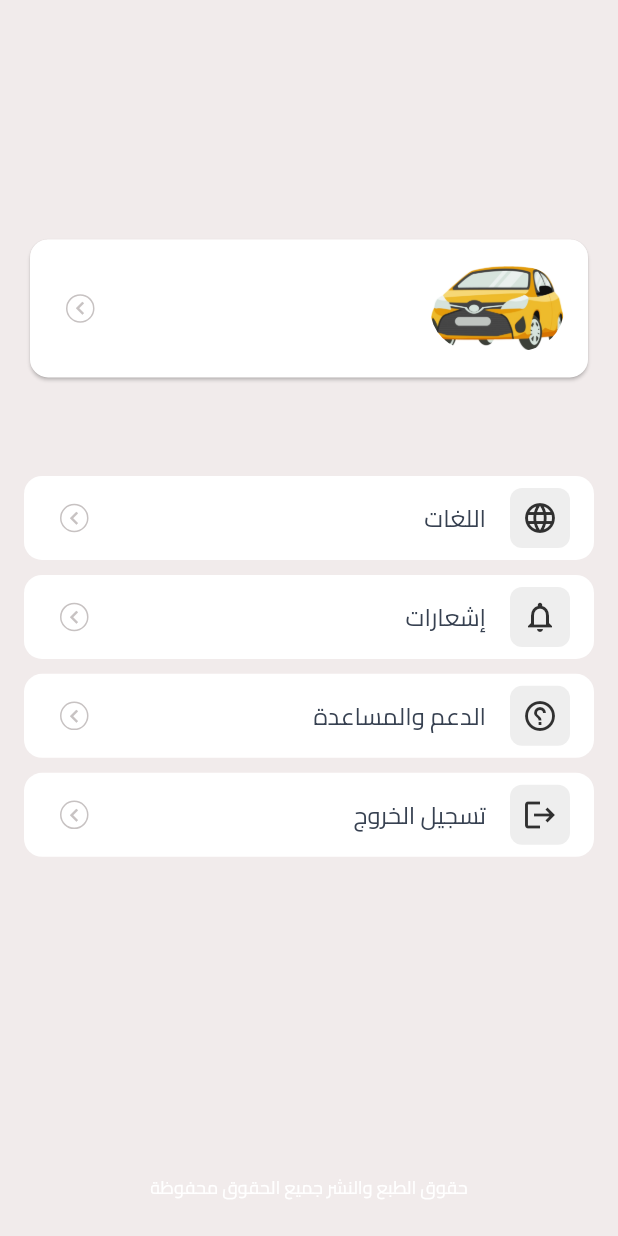
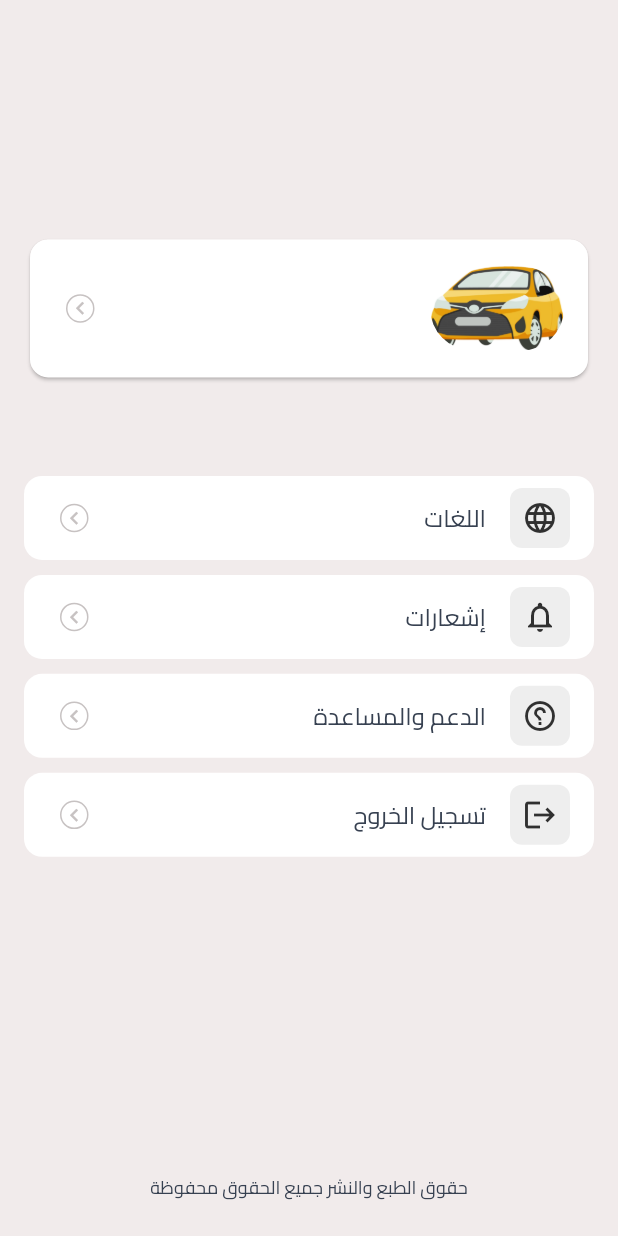
Before and after one commit to AlDali-Ahmad/StarTaxi_v2_customer, a Flutter app: the ProfileScreen screen opened directly, on a phone screen of 412 x 824 dp. Run offline on Flutter 3.47's test engine with Material 3 defaults, Android fonts, the phone set to English and light mode, and no system bars; our stand-ins replace audioplayers, firebase_core, firebase_messaging, flutter_local_notifications, flutter_screenutil, flutter_spinkit and 6 more; missing offline and left inert: loading_btn; accounts and stored records are empty; network calls fail.

Commit message:
fix code

```diff
--- a/lib/Auth/Controller/auth_controller_getx.dart
+++ b/lib/Auth/Controller/auth_controller_getx.dart
@@ -96,7 +96,7 @@ class AuthController extends GetxController {
     print(data);
     try {
       final response = await http.post(
-        Uri.parse('${Url.url}api/login'), // تأكد من تحديد الرابط الصحيح
+        Uri.parse('${Url.url}api/login'),
         body: jsonEncode(data),
         headers: {
           'Content-Type': 'application/json',
--- a/lib/Pages/profile.dart
+++ b/lib/Pages/profile.dart
@@ -191,7 +191,7 @@ class _ProfileScreenState extends State<ProfileScreen> {
                       text: 'Copyright All right reserved'.tr,
                       alignment: Alignment.center,
                       fontSize: 12,
-                      color: AppColors.white),
+                    ),
                 ),
               ],
             ),
--- a/lib/utils/url.dart
+++ b/lib/utils/url.dart
@@ -1,6 +1,6 @@
 class Url {
   // static String url = 'https://star-taxi.net/';
-  static String url = 'http://tawsella.online/';
+  static String url = 'https://tawsella.online/';
   // static String url = 'http://tawsella.online/';
   // static String url = 'http://10.0.2.2:8000/';
 }
```
Also changed, not shown: lib/Auth/View/edit_profile_page.dart (+2 -10 lines), lib/Auth/View/verification_code.dart (+19 -6 lines).
